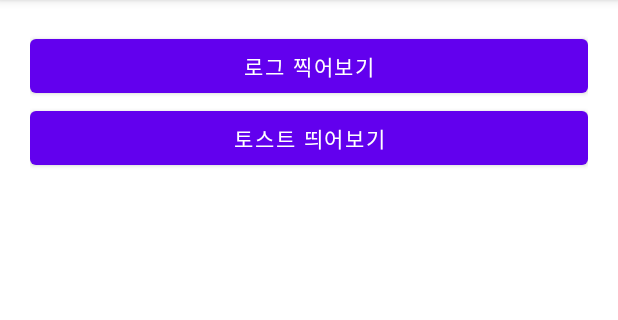
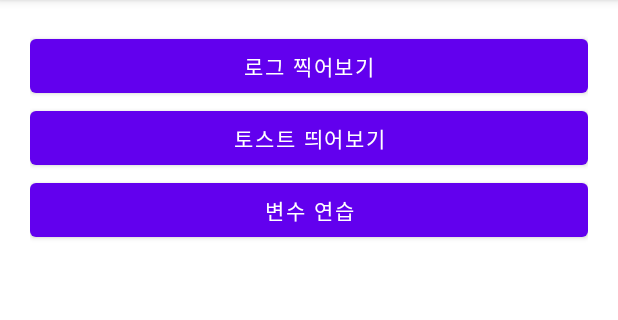
Before and after one commit to zcKO/kotlinBasic_20220215, an Android app: the screen it shows after launch (MainActivity), on a phone screen of 412 x 824 dp, the part 84-404 px from its top. Run offline under Robolectric (Android 15) with nearby library versions, the phone set to English and light mode, and no system bars.

Commit message:
변수 문법 연습 시작

```diff
--- a/app/src/main/java/com/jc/kotlinbasic_20220215/MainActivity.kt
+++ b/app/src/main/java/com/jc/kotlinbasic_20220215/MainActivity.kt
@@ -25,6 +25,11 @@ class MainActivity : AppCompatActivity() {
             Toast.makeText(this, "토스트를 띄워봅니다.", Toast.LENGTH_SHORT).show()
         }
 
+        btnVariable.setOnClickListener {
+//            변수에 대한 문법 연습용 코드
+
+        }
+
     }
 
 }
--- a/app/src/main/res/layout/activity_main.xml
+++ b/app/src/main/res/layout/activity_main.xml
@@ -20,4 +20,10 @@
         android:layout_height="wrap_content"
         android:text="토스트 띄어보기"/>
 
+    <Button
+        android:id="@+id/btnVariable"
+        android:layout_width="match_parent"
+        android:layout_height="wrap_content"
+        android:text="변수 연습"/>
+
 </LinearLayout>
```
